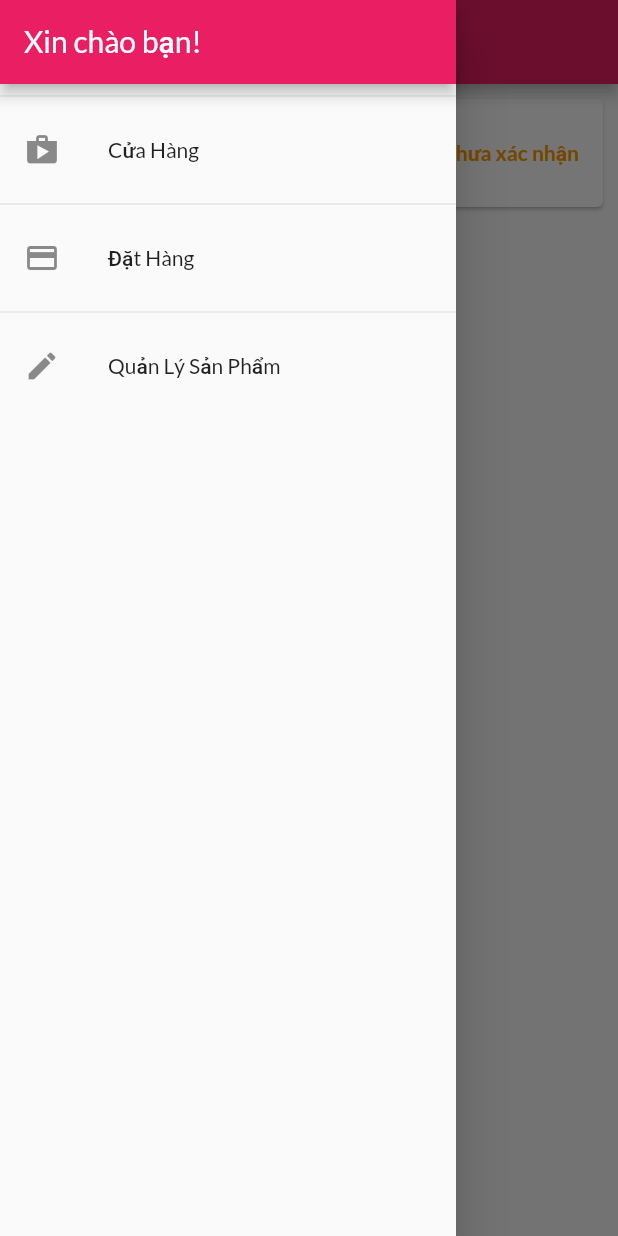
After one commit to 22-23Sem2-Courses/ct48402-project-vptquyenn, a Flutter app: the OrdersScreen screen opened by its route, with the side drawer open, on a phone screen of 412 x 824 dp. The commit adds this screen. Run offline on Flutter 3.47's test engine with Material 2 defaults, Android fonts, the phone set to English and light mode, and no system bars; missing offline and left inert: dart:ffi; network calls fail.

Commit message:
Xay dung drawer va dinh tuyen theo ten

```diff
--- a/lib/ui/orders/orders_screen.dart
+++ b/lib/ui/orders/orders_screen.dart
@@ -2,8 +2,9 @@ import 'package:flutter/material.dart';
 
 import 'order_manager.dart';
 import 'order_item_card.dart';
-
+import '../shared/app_drawer.dart';
 class OrdersScreen extends StatelessWidget {
+  static const routeName = '/orders';
   const OrdersScreen({super.key});
 
   @override
@@ -14,6 +15,7 @@ class OrdersScreen extends StatelessWidget {
       appBar: AppBar(
         title: const Text('Đơn đặt hàng của bạn'),
       ),
+      drawer: const AppDrawer(),
       body: ListView.builder(
         itemCount: ordersManager.orderCount,
         itemBuilder: (ctx, i) => OrderItemCard(ordersManager.orders[i]),
--- a/lib/ui/products/product_detail_screen.dart
+++ b/lib/ui/products/product_detail_screen.dart
@@ -3,6 +3,7 @@ import 'package:flutter/material.dart';
 import '../../models/product.dart';
 
 class ProductDetailScreen extends StatelessWidget {
+  static const routeName = '/product-detail';
   const ProductDetailScreen(
     this.product, {
     super.key,
--- a/lib/ui/products/user_products_screen.dart
+++ b/lib/ui/products/user_products_screen.dart
@@ -2,8 +2,10 @@ import 'package:flutter/material.dart';
 
 import 'user_product_list_tile.dart';
 import 'products_manager.dart';
+import '../shared/app_drawer.dart';
 
 class UserProductsScreen extends StatelessWidget {
+  static const routeName = '/user-products';
   const UserProductsScreen({super.key});
 
   @override
@@ -16,6 +18,7 @@ class UserProductsScreen extends StatelessWidget {
           buildAddButton(),
         ],
       ),
+      drawer: const AppDrawer(),
       body: RefreshIndicator(
         onRefresh: () async => print('refresh products'),
         child: buildUserProductListView(productsManager),
--- /dev/null
+++ b/lib/ui/shared/app_drawer.dart
@@ -0,0 +1,47 @@
+import 'package:flutter/material.dart';
+
+import '../orders/orders_screen.dart';
+import '../products/user_products_screen.dart';
+
+class AppDrawer extends StatelessWidget {
+  const AppDrawer({super.key});
+
+  @override
+  Widget build(BuildContext context) {
+    return Drawer(
+      child: Column(
+        children: <Widget>[
+          AppBar(
+            title: const Text('Xin chào bạn!'),
+            automaticallyImplyLeading: false,
+          ),
+          const Divider(),
+          ListTile(
+            leading: const Icon(Icons.shop),
+            title: const Text('Cửa Hàng'),
+            onTap: () {
+              Navigator.of(context).pushReplacementNamed('/');
+            },
+          ),
+          const Divider(),
+          ListTile(
+            leading: const Icon(Icons.payment),
+            title: const Text('Đặt Hàng'),
+            onTap: () {
+              Navigator.of(context).pushReplacementNamed(OrdersScreen.routeName);
+            },
+          ),
+          const Divider(),
+          ListTile(
+            leading: const Icon(Icons.edit),
+            title: const Text('Quản Lý Sản Phẩm'),
+            onTap: () {
+              Navigator.of(context)
+                  .pushReplacementNamed(UserProductsScreen.routeName);
+            },
+          ),
+        ],
+      ),
+    );
+  }
+}
```
Also changed, not shown: lib/main.dart (+21 -4 lines), lib/ui/products/product_grid_tile.dart (+5 -6 lines), lib/ui/products/product_overview_screen.dart (+7 -6 lines), lib/ui/products/products_manager.dart (+12 -1 lines), lib/ui/screens.dart (added, +8 -0 lines).
